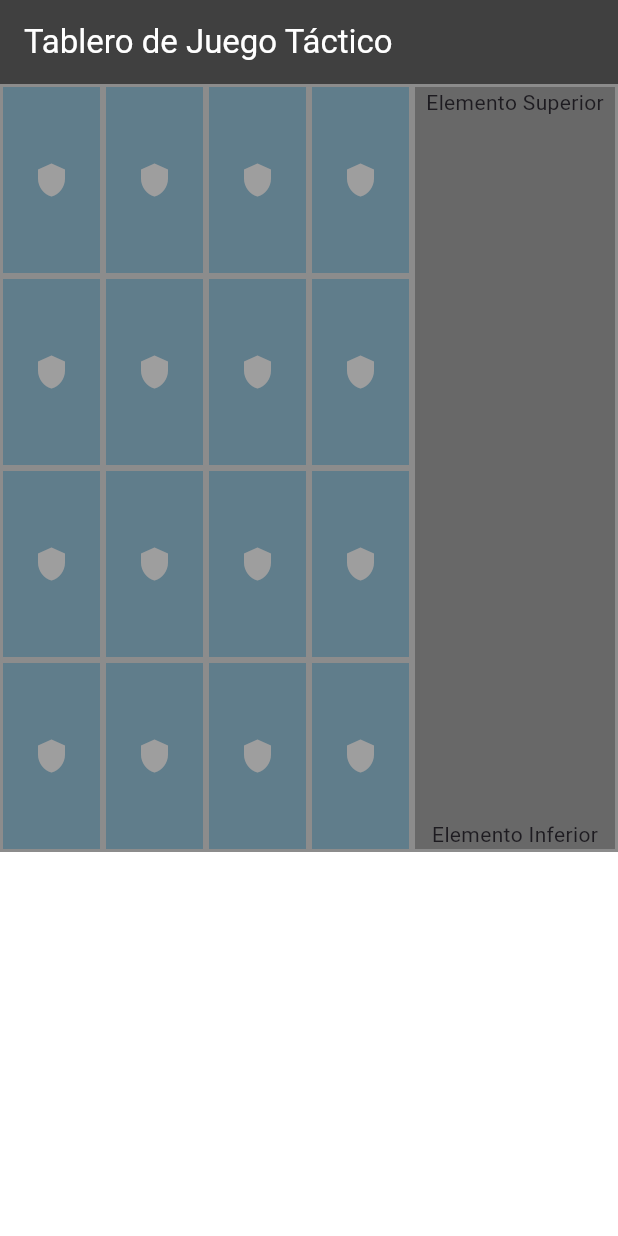
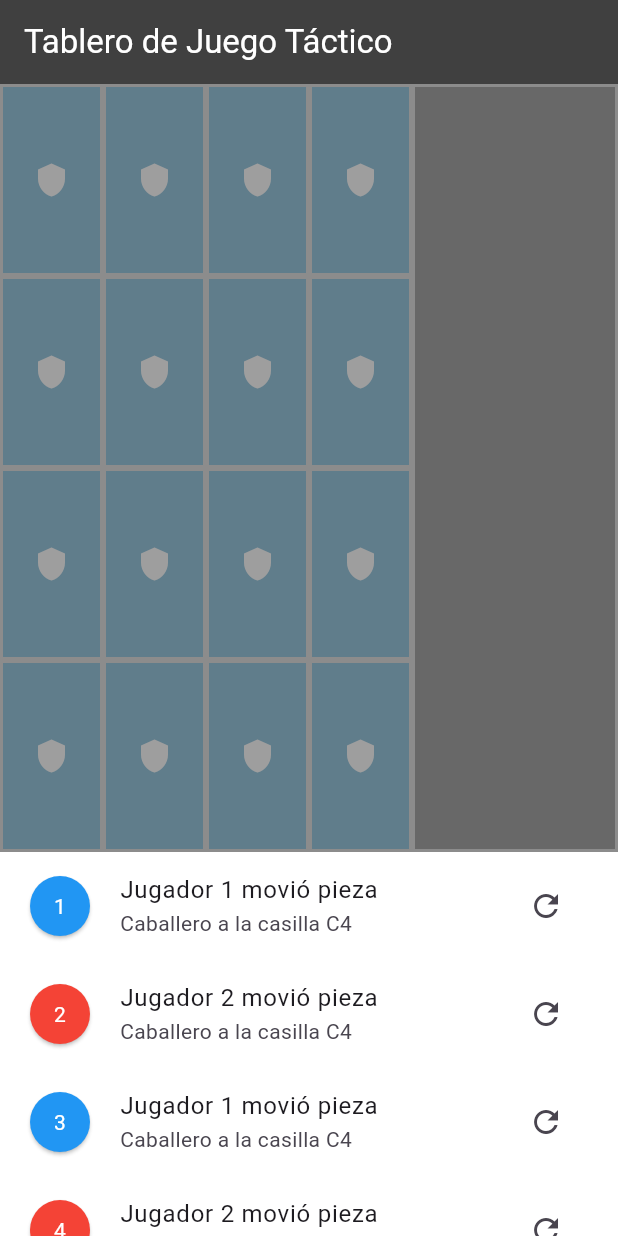
Before and after one commit to AnaDG3/Desarrollo_De_Interfaces, a Flutter app: the screen it shows after launch, on a phone screen of 412 x 824 dp. Run offline on Flutter 3.47's test engine with Material 3 defaults, Android fonts, the phone set to English and light mode, and no system bars.

Commit message:
Lista de movimientos completa.

```diff
--- a/lib/main.dart
+++ b/lib/main.dart
@@ -185,29 +185,98 @@ class MyApp extends StatelessWidget {
                       color: Colors.black26,
                       margin: EdgeInsets.all(2),
                       alignment: Alignment.center,
-                      child: Column(
-                        mainAxisAlignment: MainAxisAlignment.spaceBetween,
-                        children: [
-                          Row(
-                            mainAxisAlignment: MainAxisAlignment.center,
-                            children: [
-                              Text("Elemento Superior"),
-                            ],
-                          ),
-                          Row(
-                            mainAxisAlignment: MainAxisAlignment.center,
-                            children: [
-                              Text("Elemento Inferior"),
-                            ],
-                          ),
-                        ],
-                      ),
                     ),
                   )
                 ],
               ),
             ),
-            Expanded(child: Container(color: Colors.white)),
+            Expanded(
+              child: Container(
+                color: Colors.white,
+              child: ListView(
+                children: <Widget>[
+                  ListTile(title: Text("Jugador 1 movió pieza"), subtitle: Text("Caballero a la casilla C4"),
+                    trailing: IconButton(icon: Icon(Icons.refresh), onPressed: () {  },),
+                    leading: Card(
+                      color: Colors.blue, shape: CircleBorder(),
+                      child: SizedBox(
+                        width: 40,
+                        height: 40,
+                        child: Center(
+                          child: Text("1", style: TextStyle(color: Colors.white),)
+                        )
+                      )
+                    ),
+                  ),
+                  ListTile(title: Text("Jugador 2 movió pieza"), subtitle: Text("Caballero a la casilla C4"),
+                    trailing: IconButton(icon: Icon(Icons.refresh), onPressed: () {  },),
+                    leading: Card(
+                        color: Colors.red, shape: CircleBorder(),
+                        child: SizedBox(
+                            width: 40,
+                            height: 40,
+                            child: Center(
+                                child: Text("2", style: TextStyle(color: Colors.white),)
+                            )
+                        )
+                    ),
+                  ),
+                  ListTile(title: Text("Jugador 1 movió pieza"), subtitle: Text("Caballero a la casilla C4"),
+                    trailing: IconButton(icon: Icon(Icons.refresh), onPressed: () {  },),
+                    leading: Card(
+                        color: Colors.blue, shape: CircleBorder(),
+                        child: SizedBox(
+                            width: 40,
+                            height: 40,
+                            child: Center(
+                                child: Text("3", style: TextStyle(color: Colors.white),)
+                            )
+                        )
+                    ),
+                  ),
+                  ListTile(title: Text("Jugador 2 movió pieza"), subtitle: Text("Caballero a la casilla C4"),
+                    trailing: IconButton(icon: Icon(Icons.refresh), onPressed: () {  },),
+                    leading: Card(
+                        color: Colors.red, shape: CircleBorder(),
+                        child: SizedBox(
+                            width: 40,
+                            height: 40,
+                            child: Center(
+                                child: Text("4", style: TextStyle(color: Colors.white),)
+                            )
+                        )
+                    ),
+                  ),
+                  ListTile(title: Text("Jugador 1 movió pieza"), subtitle: Text("Caballero a la casilla C4"),
+                    trailing: IconButton(icon: Icon(Icons.refresh), onPressed: () {  },),
+                    leading: Card(
+                        color: Colors.blue, shape: CircleBorder(),
+                        child: SizedBox(
+                            width: 40,
+                            height: 40,
+                            child: Center(
+                                child: Text("5", style: TextStyle(color: Colors.white),)
+                            )
+                        )
+                    ),
+                  ),
+                  ListTile(title: Text("Jugador 2 movió pieza"), subtitle: Text("Caballero a la casilla C4"),
+                    trailing: IconButton(icon: Icon(Icons.refresh), onPressed: () {  },),
+                    leading: Card(
+                        color: Colors.red, shape: CircleBorder(),
+                        child: SizedBox(
+                            width: 40,
+                            height: 40,
+                            child: Center(
+                                child: Text("6", style: TextStyle(color: Colors.white),)
+                            )
+                        )
+                    ),
+                  ),
+                ],
+              ),
+            ),
+            )
           ],
         ),
       ),
```
Also changed, not shown: pubspec.yaml (line endings or trailing spaces).
